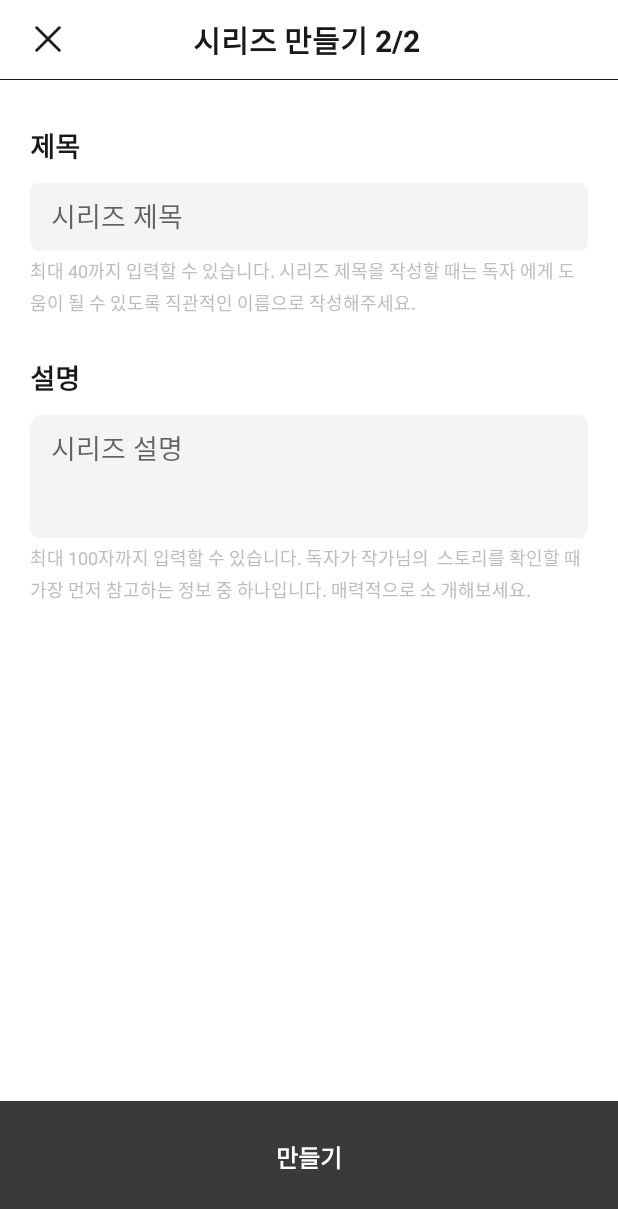
After one commit to Book-Nuts/booknuts-frontend, an Android app: the MakeSeriesSecondActivity screen opened directly, with no data from a screen before it, on a phone screen of 412 x 824 dp. The commit adds this screen. Shown: the top 1209 px of the screen. Run offline under Robolectric (Android 15) with nearby library versions, the phone set to English and light mode, and no system bars.

Commit message:
[ADD] Series make activities

```diff
--- /dev/null
+++ b/app/src/main/java/kr/co/booknuts/MakeSeriesSecondActivity.kt
@@ -0,0 +1,11 @@
+package kr.co.booknuts
+
+import androidx.appcompat.app.AppCompatActivity
+import android.os.Bundle
+
+class MakeSeriesSecondActivity : AppCompatActivity() {
+    override fun onCreate(savedInstanceState: Bundle?) {
+        super.onCreate(savedInstanceState)
+        setContentView(R.layout.activity_make_series_second)
+    }
+}
--- /dev/null
+++ b/app/src/main/res/drawable/bg_make_series_input.xml
@@ -0,0 +1,22 @@
+<?xml version="1.0" encoding="utf-8"?>
+<vector
+xmlns:android="http://schemas.android.com/apk/res/android"
+android:width="322dp"
+android:height="43dp"
+android:viewportWidth="322"
+android:viewportHeight="43">
+
+<group>
+
+    <clip-path
+        android:pathData="M5 0H317C319.761 0 322 2.23858 322 5V38C322 40.7614 319.761 43 317 43H5C2.23858 43 0 40.7614 0 38V5C0 2.23858 2.23858 0 5 0Z"
+        />
+
+    <path
+        android:pathData="M0 0V43H322V0"
+        android:fillColor="#F4F4F4"
+        />
+
+</group>
+
+</vector>
--- /dev/null
+++ b/app/src/main/res/drawable/bg_make_series_input_b.xml
@@ -0,0 +1,22 @@
+<?xml version="1.0" encoding="utf-8"?>
+<vector
+xmlns:android="http://schemas.android.com/apk/res/android"
+android:width="322dp"
+android:height="82dp"
+android:viewportWidth="322"
+android:viewportHeight="43">
+
+<group>
+
+    <clip-path
+        android:pathData="M5 0H317C319.761 0 322 2.23858 322 5V38C322 40.7614 319.761 43 317 43H5C2.23858 43 0 40.7614 0 38V5C0 2.23858 2.23858 0 5 0Z"
+        />
+
+    <path
+        android:pathData="M0 0V43H322V0"
+        android:fillColor="#F4F4F4"
+        />
+
+</group>
+
+</vector>
--- /dev/null
+++ b/app/src/main/res/layout/activity_make_series_second.xml
@@ -0,0 +1,150 @@
+<?xml version="1.0" encoding="utf-8"?>
+<LinearLayout xmlns:android="http://schemas.android.com/apk/res/android"
+    xmlns:app="http://schemas.android.com/apk/res-auto"
+    xmlns:tools="http://schemas.android.com/tools"
+    android:layout_width="match_parent"
+    android:layout_height="match_parent"
+    android:orientation="vertical"
+    tools:context=".PostDetailActivity">
+
+    <LinearLayout
+        android:layout_width="match_parent"
+        android:layout_height="wrap_content"
+        android:layout_gravity="center_vertical"
+        android:orientation="horizontal">
+
+        <ImageView
+            android:id="@+id/img_close"
+            android:layout_width="18dp"
+            android:layout_height="wrap_content"
+            android:translationX="23dp"
+            android:layout_marginTop="6dp"
+            app:srcCompat="@drawable/icon_close" />
+
+        <TextView
+            android:id="@+id/textView50"
+            android:layout_width="match_parent"
+            android:layout_height="wrap_content"
+            android:layout_gravity="center"
+            android:gravity="center"
+            android:lineHeight="29dp"
+            android:paddingVertical="11dp"
+            android:text="시리즈 만들기 2/2"
+            android:textColor="#191919"
+            android:textSize="20dp"
+            android:textStyle="bold"
+            android:translationX="-11dp"
+            />
+
+    </LinearLayout>
+
+
+    <View
+        android:layout_width="match_parent"
+        android:layout_height="0.5dp"
+        android:background="#191919">
+
+    </View>
+
+
+    <LinearLayout
+        android:layout_width="match_parent"
+        android:layout_height="wrap_content"
+        android:paddingHorizontal="20dp"
+        android:layout_marginTop="30dp"
+        android:orientation="vertical">
+
+        <TextView
+            android:id="@+id/textView25"
+            android:layout_width="match_parent"
+            android:layout_height="wrap_content"
+            android:textStyle="bold"
+            android:textSize="18dp"
+            android:lineHeight="25dp"
+            android:textColor="#191919"
+            android:text="제목" />
+
+        <EditText
+            android:id="@+id/editTextTextPersonName2"
+            android:layout_width="match_parent"
+            android:layout_height="wrap_content"
+            android:background="@drawable/bg_make_series_input"
+            android:ems="10"
+            android:inputType="textPersonName"
+            android:layout_marginBottom="4dp"
+            android:layout_marginTop="11dp"
+            android:paddingTop="8dp"
+            android:paddingBottom="10dp"
+            android:paddingLeft="14dp"
+            android:hint="시리즈 제목" />
+
+        <TextView
+            android:id="@+id/textView27"
+            android:layout_width="match_parent"
+            android:layout_height="wrap_content"
+            android:textSize="12dp"
+            android:textColor="@color/grey_200"
+            android:lineHeight="17dp"
+            android:text="최대 40까지 입력할 수 있습니다. 시리즈 제목을 작성할 때는 독자
+에게 도움이 될 수 있도록 직관적인 이름으로 작성해주세요.  " />
+
+    </LinearLayout>
+
+    <LinearLayout
+        android:layout_width="match_parent"
+        android:layout_height="match_parent"
+        android:paddingHorizontal="20dp"
+        android:layout_weight="1"
+        android:layout_marginTop="27dp"
+        android:orientation="vertical">
+
+        <TextView
+            android:id="@+id/textView26"
+            android:layout_width="match_parent"
+            android:layout_height="wrap_content"
+            android:textStyle="bold"
+            android:textSize="18dp"
+            android:lineHeight="25dp"
+            android:textColor="#191919"
+            android:text="설명" />
+
+        <EditText
+            android:id="@+id/editTextTextPersonName3"
+            android:layout_width="match_parent"
+            android:layout_height="wrap_content"
+            android:ems="10"
+            android:gravity="start|top"
+            android:inputType="textMultiLine"
+            android:background="@drawable/bg_make_series_input_b"
+            android:layout_marginBottom="4dp"
+            android:layout_marginTop="11dp"
+            android:paddingTop="8dp"
+            android:paddingBottom="10dp"
+            android:paddingLeft="14dp"
+            android:hint="시리즈 설명" />
+
+        <TextView
+            android:id="@+id/textView28"
+            android:layout_width="match_parent"
+            android:layout_height="wrap_content"
+            android:textSize="12dp"
+            android:textColor="@color/grey_200"
+            android:lineHeight="17dp"
+            android:text="최대 100자까지 입력할 수 있습니다. 독자가 작가님의  스토리를
+확인할 때 가장 먼저 참고하는 정보 중 하나입니다. 매력적으로 소
+개해보세요. " />
+    </LinearLayout>
+
+    <TextView
+        android:id="@+id/text_go_next"
+        android:layout_width="match_parent"
+        android:layout_height="90dp"
+        android:background="#3A3A3A"
+        android:lineHeight="23dp"
+        android:paddingBottom="15dp"
+        android:textSize="16dp"
+        android:textColor="@color/white"
+        android:gravity="center"
+        android:textStyle="bold"
+        android:text="만들기"/>
+</LinearLayout>
--- a/app/src/main/res/layout/fragment_my.xml
+++ b/app/src/main/res/layout/fragment_my.xml
@@ -289,7 +289,7 @@
             android:hint="검색창" />
 
         <ImageView
-            android:id="@+id/imageView19"
+            android:id="@+id/img_menu"
             android:layout_width="wrap_content"
             android:layout_height="wrap_content"
             android:layout_gravity="center"
--- a/app/src/main/res/layout/home_recyclerview_item.xml
+++ b/app/src/main/res/layout/home_recyclerview_item.xml
@@ -64,6 +64,7 @@
                 android:layout_width="match_parent"
                 android:layout_height="wrap_content"
                 android:layout_weight="1"
+                android:paddingRight="30dp"
                 android:orientation="vertical">
 
                 <TextView
@@ -84,7 +85,9 @@
                     android:lineSpacingExtra="2sp"
                     android:maxLines="1"
                     android:ellipsize="end"
+                    android:textStyle="bold"
                     android:text="post title"
+                    android:lineHeight="25dp"
                     android:textColor="@color/dark_grey_700"
                     android:textSize="16sp" />
 
--- a/app/src/main/res/layout/my_recyclerview_post_item.xml
+++ b/app/src/main/res/layout/my_recyclerview_post_item.xml
@@ -32,6 +32,7 @@
                 android:layout_width="match_parent"
                 android:layout_height="wrap_content"
                 android:layout_weight="1"
+                android:paddingRight="30dp"
                 android:orientation="vertical">
 
                 <TextView
```
Also changed, not shown: app/src/main/AndroidManifest.xml (+9 -2 lines), app/src/main/java/kr/co/booknuts/MakeSeriesFirstActivity.kt (added, +21 -0 lines), app/src/main/java/kr/co/booknuts/SeriesPopUpActivity.kt (+17 -2 lines), app/src/main/java/kr/co/booknuts/fragment/MyFragment.kt (+7 -9 lines), app/src/main/res/drawable/series_pop_up_round_rect.xml (added, +24 -0 lines), app/src/main/res/layout/activity_make_series_first.xml (added, +59 -0 lines), app/src/main/res/layout/activity_series_pop_up.xml (+67 -4 lines), app/src/main/res/layout/series_make_item.xml (added, +63 -0 lines).
